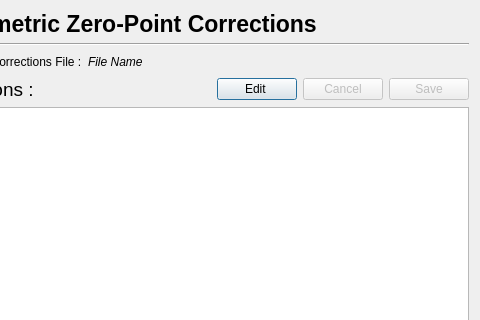
This is PhzQtUI/auxdir/PhzQtUI/DialogPhotCorrectionEdition.ui in astrorama/Phosphoros as Qt 5 draws it before an edit; both pictures show x 85 to 565 and y 0 to 320 of the 565 by 627 pixel window. The edited form follows.
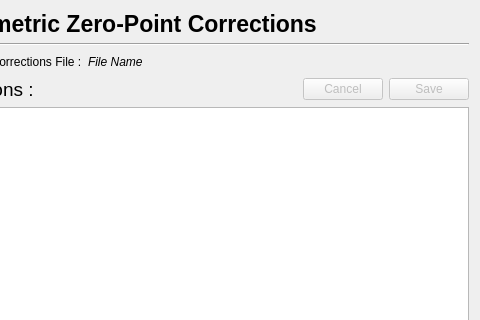
This is the edited form.

The edit to the form file:
```diff
--- a/PhzQtUI/auxdir/PhzQtUI/DialogPhotCorrectionEdition.ui
+++ b/PhzQtUI/auxdir/PhzQtUI/DialogPhotCorrectionEdition.ui
@@ -115,16 +115,6 @@
        </property>
       </spacer>
      </item>
-     <item>
-      <widget class="QPushButton" name="btn_Edit">
-       <property name="toolTip">
-        <string>Edit the corrections directly into the grid.</string>
-       </property>
-       <property name="text">
-        <string>Edit </string>
-       </property>
-      </widget>
-     </item>
      <item>
       <widget class="QPushButton" name="btn_Cancel">
        <property name="enabled">
```
